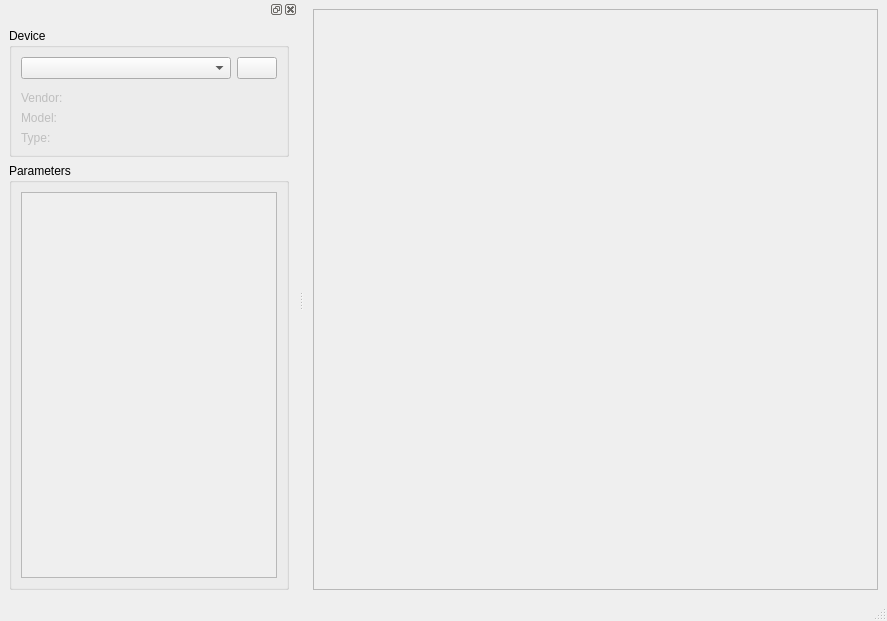
First picture: the form in gui/mainwindow.ui, repository Corosan/sane-wrapper, before the edit.
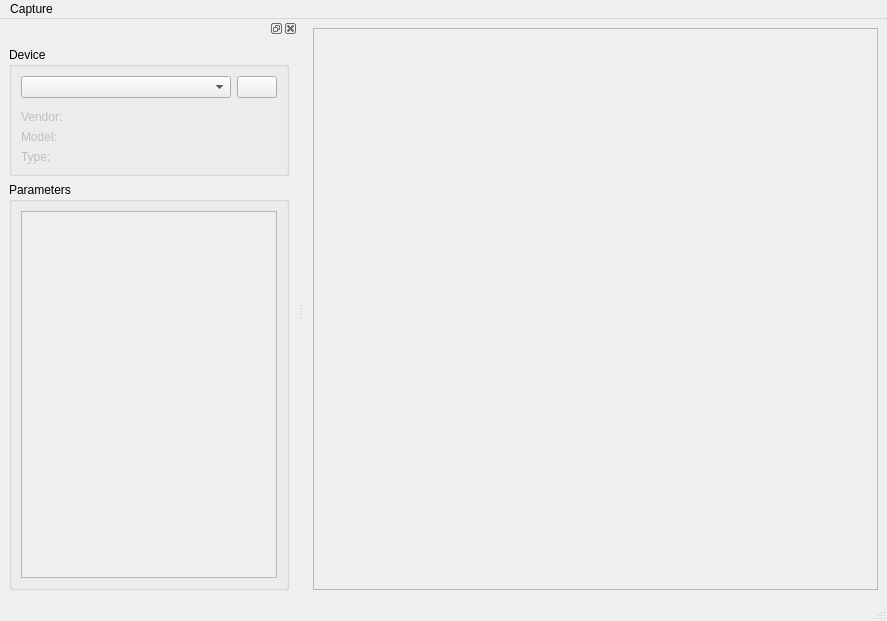
Second picture: the form after the edit. Custom widgets are drawn as their Qt base class.

```diff
--- a/gui/mainwindow.ui
+++ b/gui/mainwindow.ui
@@ -41,6 +41,14 @@
      <height>32</height>
     </rect>
    </property>
+   <widget class="QMenu" name="menuCapture">
+    <property name="title">
+     <string>Capture</string>
+    </property>
+    <addaction name="actionStart"/>
+    <addaction name="actionStop"/>
+   </widget>
+   <addaction name="menuCapture"/>
   </widget>
   <widget class="QStatusBar" name="statusbar"/>
   <widget class="QDockWidget" name="dockWidget">
```
Left out of the diff: 18 changed lines with no effect on the pictures.
